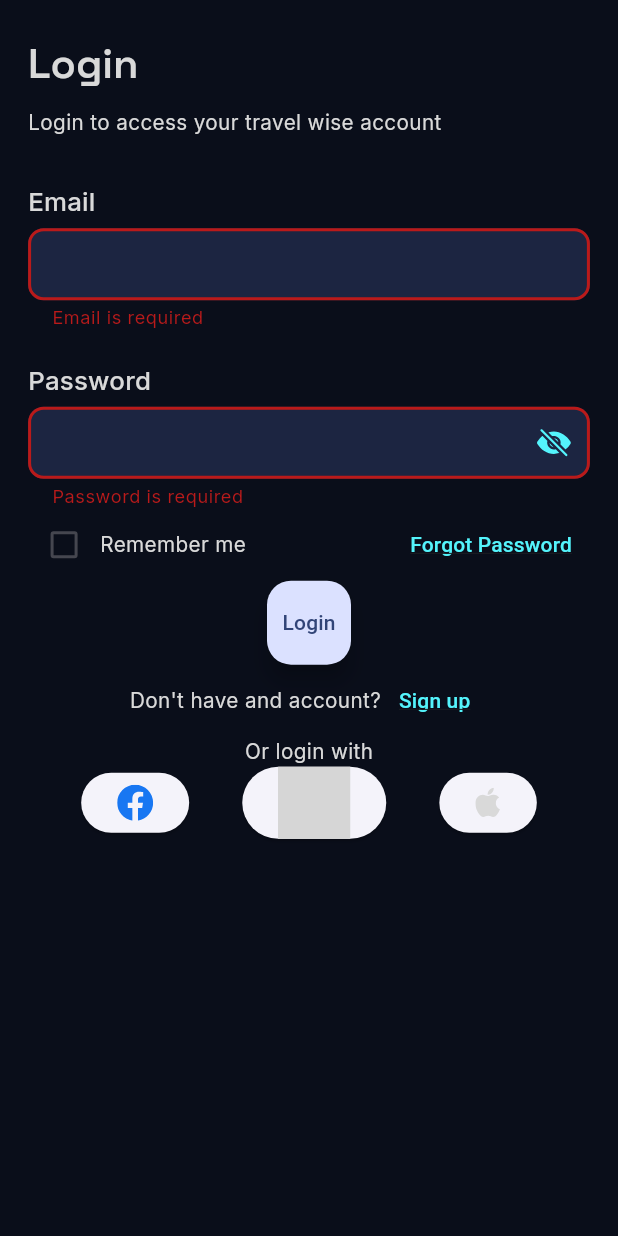
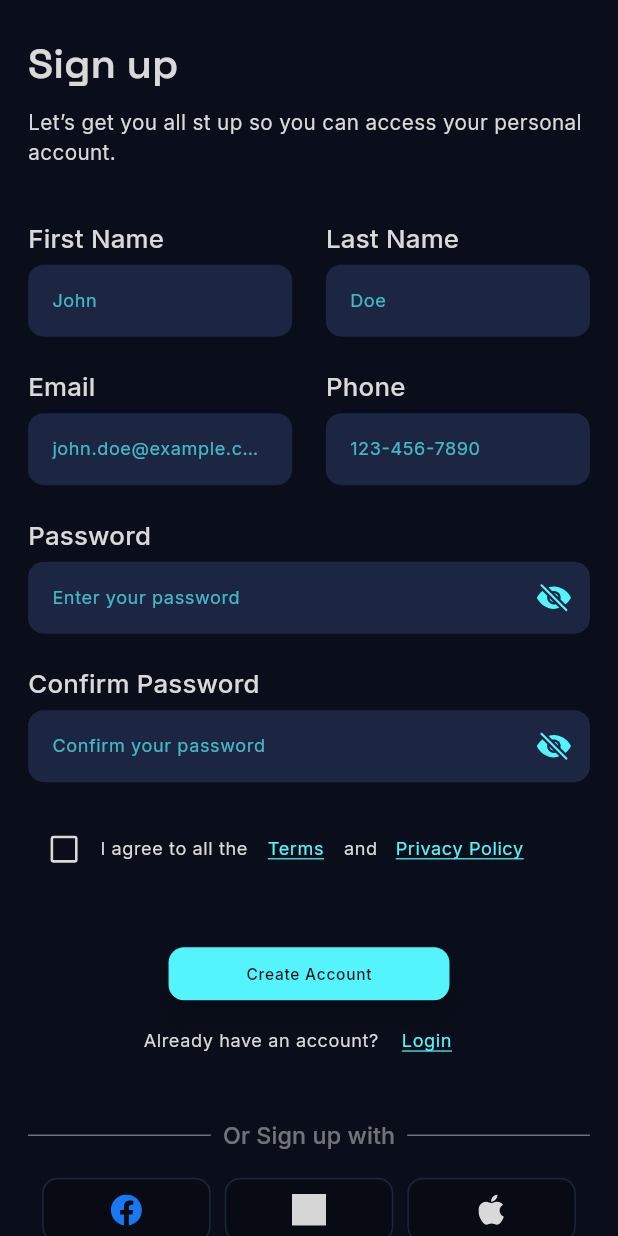
Before and after one commit to MoBakr99/NLeaks, a Flutter app: the screen it shows after launch, after a tap on "Login", after a tap on "Sign up", on a phone screen of 412 x 824 dp. Run offline on Flutter 3.47's test engine with Material 3 defaults, Android fonts, the phone set to English and light mode, and no system bars; our stand-ins replace flutter_screenutil, flutter_svg, google_fonts; grey boxes are pictures that could not be loaded.

Commit message:
Finished the ui of login and sign up and defined the app routes

```diff
--- /dev/null
+++ b/lib/core/constants/app_routes.dart
@@ -0,0 +1,21 @@
+import 'package:flutter/widgets.dart';
+import 'package:n_leaks/features/auth/login_page.dart';
+import 'package:n_leaks/features/auth/signup_page.dart';
+
+const String homeRoute = '/home';
+const String loginRoute = '/login';
+const String signupRoute = '/signup';
+const String forgotPassRoute = '/forgot-pass';
+const String verifyCodeRoute = '/verify-code';
+const String resetPassRoute = '/reset-pass';
+const String profileRoute = '/profile';
+const String settingsRoute = '/settings';
+
+Map<String, Widget Function(BuildContext)> get appRoutes => {
+  homeRoute: (context) => const LoginPage(),
+  loginRoute: (context) => const LoginPage(),
+  signupRoute: (context) => const SignupPage(),
+  forgotPassRoute: (context) => const LoginPage(),
+  verifyCodeRoute: (context) => const LoginPage(),
+  resetPassRoute: (context) => const LoginPage(),
+};
--- a/lib/core/themes/theme.dart
+++ b/lib/core/themes/theme.dart
@@ -22,6 +22,11 @@ ThemeData get appTheme => ThemeData(
       fontSize: 20.sp,
       fontWeight: FontWeight.w500,
     ),
+    titleSmall: GoogleFonts.inter(
+      color: lightGrayColor,
+      fontSize: 18.sp,
+      fontWeight: FontWeight.w500,
+    ),
     bodyMedium: GoogleFonts.inter(
       color: lightGrayColor,
       fontSize: 16.sp,
@@ -32,5 +37,10 @@ ThemeData get appTheme => ThemeData(
       fontSize: 14.sp,
       fontWeight: FontWeight.w400,
     ),
+    labelMedium: GoogleFonts.inter(
+      color: backgroundColor,
+      fontSize: 12.sp,
+      fontWeight: FontWeight.w500,
+    ),
   ),
 );
--- a/lib/core/widgets/named_text_field.dart
+++ b/lib/core/widgets/named_text_field.dart
@@ -44,7 +44,9 @@ class _NamedTextFieldState extends State<NamedTextField> {
           style: Theme.of(context).textTheme.bodySmall,
           decoration: InputDecoration(
             hintText: widget.hintText,
-            hintStyle: Theme.of(context).textTheme.bodyMedium,
+            hintStyle: Theme.of(context).textTheme.bodySmall!.copyWith(
+              color: Theme.of(context).colorScheme.primary.withAlpha(180),
+            ),
             filled: true,
             fillColor: Theme.of(context).colorScheme.secondary,
             enabledBorder: OutlineInputBorder(
--- a/lib/features/auth/login_page.dart
+++ b/lib/features/auth/login_page.dart
@@ -1,6 +1,9 @@
 import 'package:flutter/material.dart';
 import 'package:flutter_screenutil/flutter_screenutil.dart';
+import 'package:n_leaks/core/constants/app_routes.dart';
 import 'package:n_leaks/core/widgets/named_text_field.dart';
+import 'package:n_leaks/features/auth/widgets/app_button.dart';
+import 'package:n_leaks/features/auth/widgets/or_divider.dart';
 import 'package:n_leaks/features/auth/widgets/social_buttons.dart';
 
 class LoginPage extends StatefulWidget {
@@ -44,16 +47,19 @@ class _LoginPageState extends State<LoginPage> {
                 SizedBox(height: 35.h),
                 NamedTextField(
                   name: 'Email',
+                  hintText: 'Enter your email',
                   controller: _emailController,
                   keyboardType: TextInputType.emailAddress,
                 ),
                 SizedBox(height: 24.h),
                 NamedTextField(
                   name: 'Password',
+                  hintText: 'Enter your password',
                   controller: _passController,
                   visibilityButton: true,
                   keyboardType: TextInputType.visiblePassword,
                 ),
+                SizedBox(height: 16.h),
                 Row(
                   mainAxisAlignment: MainAxisAlignment.spaceBetween,
                   children: <Widget>[
@@ -61,6 +67,10 @@ class _LoginPageState extends State<LoginPage> {
                       children: <Widget>[
                         Checkbox(
                           value: _rememberUser,
+                          side: BorderSide(
+                            width: 2.sp,
+                            color: Theme.of(context).colorScheme.tertiary,
+                          ),
                           onChanged: (value) {
                             setState(() => _rememberUser = value);
                           },
@@ -72,12 +82,19 @@ class _LoginPageState extends State<LoginPage> {
                       onPressed: () {},
                       child: Text(
                         'Forgot Password',
-                        style: TextStyle(decoration: TextDecoration.underline),
+                        style: Theme.of(context).textTheme.bodyMedium!.copyWith(
+                          color: Theme.of(context).colorScheme.primary,
+                          decoration: TextDecoration.underline,
+                          decorationColor: Theme.of(
+                            context,
+                          ).colorScheme.primary,
+                        ),
                       ),
                     ),
                   ],
                 ),
-                FloatingActionButton(
+                SizedBox(height: 32.h),
+                AppButton(
                   onPressed: () {
                     if (_formKey.currentState!.validate()) {
                       // Perform login action
@@ -85,23 +102,43 @@ class _LoginPageState extends State<LoginPage> {
                       print('Password: ${_passController.text}');
                     }
                   },
-                  child: Text('Login'),
+                  text: 'Login',
                 ),
                 Row(
                   mainAxisAlignment: MainAxisAlignment.center,
                   children: [
-                    Text("Don't have and account?"),
+                    Text(
+                      "Don't have an account?",
+                      style: Theme.of(context).textTheme.bodySmall,
+                    ),
                     TextButton(
-                      onPressed: () {},
+                      onPressed: () {
+                        Navigator.pushReplacementNamed(context, signupRoute);
+                      },
                       child: Text(
                         'Sign up',
-                        style: TextStyle(decoration: TextDecoration.underline),
+                        style: Theme.of(context).textTheme.bodySmall!.copyWith(
+                          color: Theme.of(context).colorScheme.primary,
+                          decoration: TextDecoration.underline,
+                          decorationColor: Theme.of(
+                            context,
+                          ).colorScheme.primary,
+                        ),
                       ),
                     ),
                   ],
                 ),
-                Text('Or login with'),
-                SocialButtons(),
+                SizedBox(height: 32.h),
+                OrDivider(login: true),
+                SizedBox(height: 16.h),
+                SocialButtons(
+                  assets: <String>[
+                    'assets/images/svgs/facebook_logo.svg',
+                    'assets/images/svgs/google_logo.svg',
+                    'assets/images/svgs/apple_logo.svg',
+                  ],
+                  onPressed: <void Function()>[() {}, () {}, () {}],
+                ),
               ],
             ),
           ),
@@ -109,4 +146,11 @@ class _LoginPageState extends State<LoginPage> {
       ),
     );
   }
+
+  @override
+  void dispose() {
+    super.dispose();
+    _emailController.dispose();
+    _passController.dispose();
+  }
 }
--- a/lib/features/auth/signup_page.dart
+++ b/lib/features/auth/signup_page.dart
@@ -0,0 +1,234 @@
+import 'package:flutter/material.dart';
+import 'package:flutter_screenutil/flutter_screenutil.dart';
+import 'package:n_leaks/core/constants/app_routes.dart';
+import 'package:n_leaks/core/widgets/named_text_field.dart';
+import 'package:n_leaks/features/auth/widgets/app_button.dart';
+import 'package:n_leaks/features/auth/widgets/or_divider.dart';
+import 'package:n_leaks/features/auth/widgets/social_buttons.dart';
+
+class SignupPage extends StatefulWidget {
+  const SignupPage({super.key});
+
+  @override
+  State<SignupPage> createState() => _SignupPageState();
+}
+
+class _SignupPageState extends State<SignupPage> {
+  bool? _agreeTerms = false;
+  final GlobalKey<FormState> _formKey = GlobalKey<FormState>();
+  final TextEditingController _firstNameController = TextEditingController();
+  final TextEditingController _lastNameController = TextEditingController();
+  final TextEditingController _emailController = TextEditingController();
+  final TextEditingController _phoneController = TextEditingController();
+  final TextEditingController _passController = TextEditingController();
+  final TextEditingController _confirmPassController = TextEditingController();
+
+  @override
+  Widget build(BuildContext context) {
+    return Scaffold(
+      body: SafeArea(
+        child: SingleChildScrollView(
+          child: Padding(
+            padding: EdgeInsets.symmetric(horizontal: 20.w, vertical: 30.h),
+            child: Form(
+              key: _formKey,
+              child: Column(
+                children: <Widget>[
+                  Align(
+                    alignment: Alignment.centerLeft,
+                    child: Text(
+                      'Sign up',
+                      style: Theme.of(context).textTheme.displayMedium,
+                    ),
+                  ),
+                  SizedBox(height: 16.h),
+                  Align(
+                    alignment: Alignment.centerLeft,
+                    child: Text(
+                      'Let’s get you all st up so you can access your personal account.',
+                      style: Theme.of(context).textTheme.bodyMedium,
+                    ),
+                  ),
+                  SizedBox(height: 40.h),
+                  Row(
+                    children: <Widget>[
+                      Expanded(
+                        child: NamedTextField(
+                          name: 'First Name',
+                          hintText: 'John',
+                          controller: _firstNameController,
+                        ),
+                      ),
+                      SizedBox(width: 24.w),
+                      Expanded(
+                        child: NamedTextField(
+                          name: 'Last Name',
+                          hintText: 'Doe',
+                          controller: _lastNameController,
+                        ),
+                      ),
+                    ],
+                  ),
+                  SizedBox(height: 24.h),
+                  Row(
+                    children: <Widget>[
+                      Expanded(
+                        child: NamedTextField(
+                          name: 'Email',
+                          hintText: 'john.doe@example.com',
+                          controller: _emailController,
+                          keyboardType: TextInputType.emailAddress,
+                        ),
+                      ),
+                      SizedBox(width: 24.w),
+                      Expanded(
+                        child: NamedTextField(
+                          name: 'Phone',
+                          hintText: '123-456-7890',
+                          controller: _phoneController,
+                          keyboardType: TextInputType.phone,
+                        ),
+                      ),
+                    ],
+                  ),
+                  SizedBox(height: 24.h),
+                  NamedTextField(
+                    name: 'Password',
+                    hintText: 'Enter your password',
+                    controller: _passController,
+                    visibilityButton: true,
+                    keyboardType: TextInputType.visiblePassword,
+                  ),
+                  SizedBox(height: 24.h),
+                  NamedTextField(
+                    name: 'Confirm Password',
+                    hintText: 'Confirm your password',
+                    controller: _confirmPassController,
+                    visibilityButton: true,
+                    keyboardType: TextInputType.visiblePassword,
+                  ),
+                  SizedBox(height: 24.h),
+                  Row(
+                    children: <Widget>[
+                      Checkbox(
+                        value: _agreeTerms,
+                        side: BorderSide(
+                          width: 2.sp,
+                          color: Theme.of(context).colorScheme.tertiary,
+                        ),
+                        onChanged: (value) {
+                          setState(() => _agreeTerms = value);
+                        },
+                      ),
+                      Row(
+                        children: [
+                          Text(
+                            'I agree to all the',
+                            style: Theme.of(context).textTheme.bodySmall,
+                          ),
+                          TextButton(
+                            onPressed: () {},
+                            child: Text(
+                              'Terms',
+                              style: Theme.of(context).textTheme.bodySmall!
+                                  .copyWith(
+                                    color: Theme.of(
+                                      context,
+                                    ).colorScheme.primary,
+                                    decoration: TextDecoration.underline,
+                                    decorationColor: Theme.of(
+                                      context,
+                                    ).colorScheme.primary,
+                                  ),
+                            ),
+                          ),
+                          Text(
+                            'and',
+                            style: Theme.of(context).textTheme.bodySmall,
+                          ),
+                          TextButton(
+                            onPressed: () {},
+                            child: Text(
+                              'Privacy Policy',
+                              style: Theme.of(context).textTheme.bodySmall!
+                                  .copyWith(
+                                    color: Theme.of(
+                                      context,
+                                    ).colorScheme.primary,
+                                    decoration: TextDecoration.underline,
+                                    decorationColor: Theme.of(
+                                      context,
+                                    ).colorScheme.primary,
+                                  ),
+                            ),
+                          ),
+                        ],
+                      ),
+                    ],
+                  ),
+                  SizedBox(height: 48.h),
+                  AppButton(
+                    onPressed: () {
+                      if (_formKey.currentState!.validate()) {
+                        // Perform signup action
+                      }
+                    },
+                    text: 'Create Account',
+                  ),
+                  SizedBox(height: 4.h),
+                  Row(
+                    mainAxisAlignment: MainAxisAlignment.center,
+                    children: <Widget>[
+                      Text(
+                        'Already have an account?',
+                        style: Theme.of(context).textTheme.bodySmall,
+                      ),
+                      TextButton(
+                        onPressed: () {
+                          Navigator.pushReplacementNamed(context, loginRoute);
+                        },
+                        child: Text(
+                          'Login',
+                          style: Theme.of(context).textTheme.bodySmall!
+                              .copyWith(
+                                color: Theme.of(context).colorScheme.primary,
+                                decoration: TextDecoration.underline,
+                                decorationColor: Theme.of(
+                                  context,
+                                ).colorScheme.primary,
+                              ),
+                        ),
+                      ),
+                    ],
+                  ),
+                  SizedBox(height: 32.h),
+                  OrDivider(login: false),
+                  SizedBox(height: 20.h),
+                  SocialButtons(
+                    assets: <String>[
+                      'assets/images/svgs/facebook_logo.svg',
+                      'assets/images/svgs/google_logo.svg',
+                      'assets/images/svgs/apple_logo.svg',
+                    ],
+                    onPressed: <void Function()>[() {}, () {}, () {}],
+                  ),
+                ],
+              ),
+            ),
+          ),
+        ),
+      ),
+    );
+  }
+
+  @override
+  void dispose() {
+    super.dispose();
+    _firstNameController.dispose();
+    _lastNameController.dispose();
+    _emailController.dispose();
+    _phoneController.dispose();
+    _passController.dispose();
+    _confirmPassController.dispose();
+  }
+}
--- /dev/null
+++ b/lib/features/auth/widgets/app_button.dart
@@ -0,0 +1,25 @@
+import 'package:flutter/material.dart';
+import 'package:flutter_screenutil/flutter_screenutil.dart';
+
+class AppButton extends StatelessWidget {
+  const AppButton({super.key, required this.onPressed, required this.text});
+
+  final void Function() onPressed;
+  final String text;
+
+  @override
+  Widget build(BuildContext context) {
+    return SizedBox(
+      width: 200.w,
+      height: 41.h,
+      child: FloatingActionButton(
+        onPressed: onPressed,
+        backgroundColor: Theme.of(context).colorScheme.primary,
+        shape: RoundedRectangleBorder(
+          borderRadius: BorderRadius.circular(12.r),
+        ),
+        child: Text(text, style: Theme.of(context).textTheme.labelMedium),
+      ),
+    );
+  }
+}
--- /dev/null
+++ b/lib/features/auth/widgets/or_divider.dart
@@ -0,0 +1,36 @@
+import 'package:flutter/material.dart';
+
+class OrDivider extends StatelessWidget {
+  const OrDivider({super.key, required this.login});
+
+  final bool login;
+
+  @override
+  Widget build(BuildContext context) {
+    return Row(
+      children: [
+        Expanded(
+          child: Divider(
+            thickness: 1,
+            color: Theme.of(context).colorScheme.tertiary.withAlpha(127),
+          ),
+        ),
+        Padding(
+          padding: const EdgeInsets.symmetric(horizontal: 8.0),
+          child: Text(
+            'Or ${login ? 'login' : 'Sign up'} with',
+            style: Theme.of(context).textTheme.titleSmall!.copyWith(
+              color: Theme.of(context).colorScheme.tertiary.withAlpha(127),
+            ),
+          ),
+        ),
+        Expanded(
+          child: Divider(
+            thickness: 1,
+            color: Theme.of(context).colorScheme.tertiary.withAlpha(127),
+          ),
+        ),
+      ],
+    );
+  }
+}
--- a/lib/features/auth/widgets/social_buttons.dart
+++ b/lib/features/auth/widgets/social_buttons.dart
@@ -1,27 +1,41 @@
 import 'package:flutter/material.dart';
+import 'package:flutter_screenutil/flutter_screenutil.dart';
 import 'package:flutter_svg/svg.dart';
 
 class SocialButtons extends StatelessWidget {
-  const SocialButtons({super.key});
+  const SocialButtons({
+    super.key,
+    required this.assets,
+    required this.onPressed,
+  });
+
+  final List<String> assets;
+  final List<void Function()> onPressed;
 
   @override
   Widget build(BuildContext context) {
     return Row(
       mainAxisAlignment: MainAxisAlignment.spaceEvenly,
-      children: <Widget>[
-        ElevatedButton(
-          onPressed: () {},
-          child: SvgPicture.asset('assets/images/svgs/facebook_logo.svg'),
-        ),
-        ElevatedButton(
-          onPressed: () {},
-          child: SvgPicture.asset('assets/images/svgs/google_logo.svg'),
-        ),
-        ElevatedButton(
-          onPressed: () {},
-          child: SvgPicture.asset('assets/images/svgs/apple_logo.svg'),
-        ),
-      ],
+      children: List.generate(assets.length, (int index) {
+        return SizedBox(
+          width: 120.w,
+          height: 50.h,
+          child: ElevatedButton(
+            onPressed: onPressed[index],
+            style: ElevatedButton.styleFrom(
+              backgroundColor: Colors.transparent,
+              shape: RoundedRectangleBorder(
+                borderRadius: BorderRadius.circular(12.r),
+                side: BorderSide(
+                  width: 1,
+                  color: Theme.of(context).colorScheme.secondary,
+                ),
+              ),
+            ),
+            child: SvgPicture.asset(assets[index], width: 24.w, height: 24.h),
+          ),
+        );
+      }),
     );
   }
 }
--- a/lib/main.dart
+++ b/lib/main.dart
@@ -1,5 +1,6 @@
 import 'package:flutter/material.dart';
 import 'package:flutter_screenutil/flutter_screenutil.dart';
+import 'package:n_leaks/core/constants/app_routes.dart';
 import 'package:n_leaks/core/themes/theme.dart';
 import 'package:n_leaks/features/auth/login_page.dart';
 
@@ -19,6 +20,7 @@ class MyApp extends StatelessWidget {
           title: 'Flutter Demo',
           debugShowCheckedModeBanner: false,
           theme: appTheme,
+          routes: appRoutes,
           home: const LoginPage(),
         ),
     );
```
